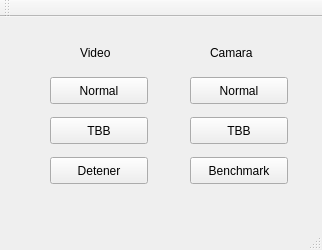
The window that MatchTemplateBenchmarks/mainwindow.ui (fabianz66/efectos-mondrian-pollock) describes before a commit, drawn with Qt 5.
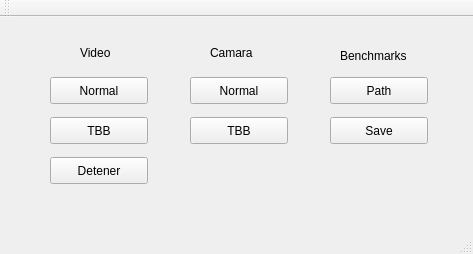
The same window after the commit.

Commit message: Nuevos benchmarks

```diff
--- a/MatchTemplateBenchmarks/mainwindow.ui
+++ b/MatchTemplateBenchmarks/mainwindow.ui
@@ -6,8 +6,8 @@
    <rect>
     <x>0</x>
     <y>0</y>
-    <width>322</width>
-    <height>250</height>
+    <width>473</width>
+    <height>254</height>
    </rect>
   </property>
   <property name="windowTitle">
@@ -108,14 +108,40 @@
    <widget class="QPushButton" name="benchmark_btn">
     <property name="geometry">
      <rect>
-      <x>190</x>
-      <y>140</y>
+      <x>330</x>
+      <y>60</y>
       <width>98</width>
       <height>27</height>
      </rect>
     </property>
     <property name="text">
-     <string>Benchmark</string>
+     <string>Path</string>
+    </property>
+   </widget>
+   <widget class="QLabel" name="label_3">
+    <property name="geometry">
+     <rect>
+      <x>340</x>
+      <y>30</y>
+      <width>91</width>
+      <height>17</height>
+     </rect>
+    </property>
+    <property name="text">
+     <string>Benchmarks</string>
+    </property>
+   </widget>
+   <widget class="QPushButton" name="save_benchmarks">
+    <property name="geometry">
+     <rect>
+      <x>330</x>
+      <y>100</y>
+      <width>98</width>
+      <height>27</height>
+     </rect>
+    </property>
+    <property name="text">
+     <string>Save</string>
     </property>
    </widget>
   </widget>
```
Left out of the diff: 2 changed lines with no effect on the pictures. The commit also changes 71 other files.
